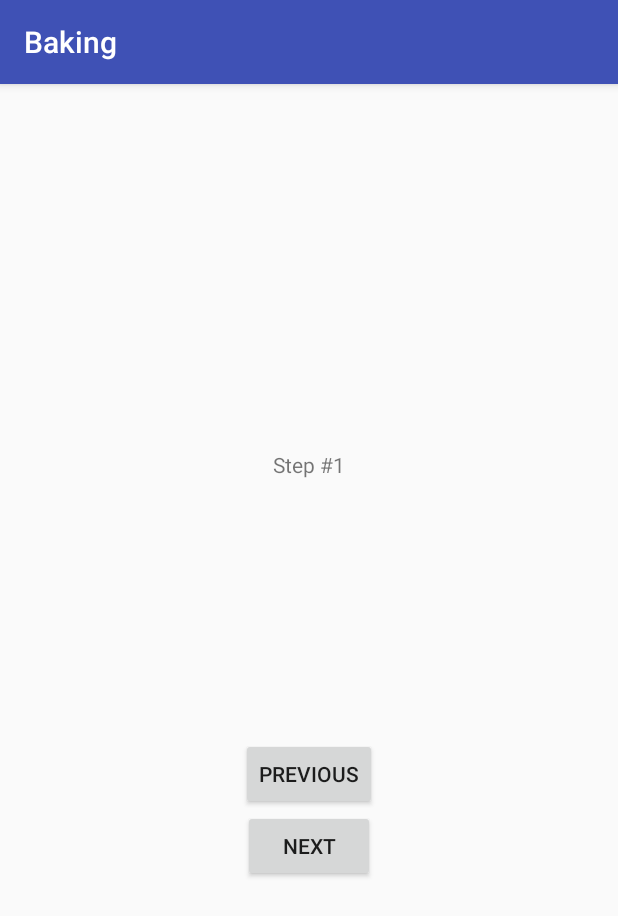
After one commit to judegpinto/Baking, an Android app: the StepActivity screen opened directly, with no data from a screen before it, on a phone screen of 412 x 824 dp. The commit adds this screen. Shown: the top 916 px of the screen. Run offline under Robolectric (Android 15) with nearby library versions, the phone set to English and light mode, and no system bars; 5 statements that could not run were skipped.

Commit message:
added step fragment and viewing steps with navigation between individual steps

```diff
--- a/app/src/main/AndroidManifest.xml
+++ b/app/src/main/AndroidManifest.xml
@@ -19,6 +19,7 @@
             </intent-filter>
         </activity>
         <activity android:name=".RecipeDetailActivity"></activity>
+        <activity android:name=".StepActivity"></activity>
     </application>
 
 </manifest>
--- /dev/null
+++ b/app/src/main/java/com/example/jp0517/baking/StepActivity.java
@@ -0,0 +1,83 @@
+package com.example.jp0517.baking;
+
+import android.content.Intent;
+import android.os.Bundle;
+import android.os.PersistableBundle;
+import android.support.annotation.Nullable;
+import android.support.v4.app.FragmentManager;
+import android.support.v7.app.AppCompatActivity;
+import android.view.View;
+import android.widget.Button;
+
+import com.example.jp0517.baking.recipe.Recipe;
+import com.example.jp0517.baking.recipe.Step;
+import com.example.jp0517.baking.view.StepFragment;
+
+import java.util.ArrayList;
+
+/**
+ * Created by jp0517 on 1/21/18.
+ */
+
+public class StepActivity extends AppCompatActivity {
+
+    private ArrayList<Step> mSteps;
+    private int currentStep;
+    private Button previousButton;
+    private Button nextButton;
+    private FragmentManager mFragmentManager;
+    Intent mIntent;
+
+    @Override
+    protected void onCreate(@Nullable Bundle savedInstanceState) {
+        super.onCreate(savedInstanceState);
+        setContentView(R.layout.activity_step);
+
+        mIntent = getIntent();
+        mSteps = mIntent.getParcelableArrayListExtra(Recipe.STEPS);
+        currentStep = mIntent.getIntExtra(Step.ID, 0);
+
+        StepFragment stepFragment = new StepFragment();
+        stepFragment.setArguments(getIntent().getExtras());
+
+        mFragmentManager= getSupportFragmentManager();
+
+        mFragmentManager.beginTransaction()
+                .add(R.id.step_container,stepFragment)
+                .commit();
+
+        previousButton = (Button) findViewById(R.id.previous);
+        previousButton.setOnClickListener(new View.OnClickListener() {
+            @Override
+            public void onClick(View v) {
+                if(currentStep > 0) {
+                    currentStep -= 1;
+
+                    StepFragment stepFragment = new StepFragment();
+                    mIntent.putExtra(Step.ID,currentStep);
+                    stepFragment.setArguments(mIntent.getExtras());
+                    mFragmentManager.beginTransaction()
+                            .replace(R.id.step_container,stepFragment)
+                            .commit();
+                }
+            }
+        });
+        nextButton = (Button) findViewById(R.id.next);
+        nextButton.setOnClickListener(new View.OnClickListener() {
+            @Override
+            public void onClick(View v) {
+                if(currentStep < (mSteps.size() - 1)) {
+                    currentStep += 1;
+
+                    StepFragment stepFragment = new StepFragment();
+                    mIntent.putExtra(Step.ID,currentStep);
+                    stepFragment.setArguments(mIntent.getExtras());
+                    mFragmentManager.beginTransaction()
+                            .replace(R.id.step_container,stepFragment)
+                            .commit();
+                }
+            }
+        });
+    }
+
+}
--- a/app/src/main/java/com/example/jp0517/baking/view/StepAdapter.java
+++ b/app/src/main/java/com/example/jp0517/baking/view/StepAdapter.java
@@ -1,6 +1,7 @@
 package com.example.jp0517.baking.view;
 
 import android.content.Context;
+import android.content.Intent;
 import android.support.v7.widget.CardView;
 import android.support.v7.widget.RecyclerView;
 import android.view.LayoutInflater;
@@ -10,6 +11,9 @@ import android.widget.TextView;
 import android.widget.Toast;
 
 import com.example.jp0517.baking.R;
+import com.example.jp0517.baking.StepActivity;
+import com.example.jp0517.baking.recipe.Ingredient;
+import com.example.jp0517.baking.recipe.Recipe;
 import com.example.jp0517.baking.recipe.Step;
 
 import org.w3c.dom.Text;
@@ -74,6 +78,10 @@ public class StepAdapter extends RecyclerView.Adapter<StepAdapter.StepViewHolder
     }
 
     private void showStep(int pos) {
-        Toast.makeText(mContext, "Showing step: " + pos, Toast.LENGTH_LONG).show();
+        //Toast.makeText(mContext, "Showing step: " + pos, Toast.LENGTH_LONG).show();
+        Intent intent = new Intent(mContext, StepActivity.class);
+        intent.putExtra(Recipe.STEPS, mSteps);
+        intent.putExtra(Step.ID, pos);
+        mContext.startActivity(intent);
     }
 }
--- /dev/null
+++ b/app/src/main/java/com/example/jp0517/baking/view/StepFragment.java
@@ -0,0 +1,71 @@
+package com.example.jp0517.baking.view;
+
+import android.os.Bundle;
+import android.support.annotation.Nullable;
+import android.support.v4.app.Fragment;
+import android.view.LayoutInflater;
+import android.view.View;
+import android.view.ViewGroup;
+import android.widget.TextView;
+
+import com.example.jp0517.baking.R;
+import com.example.jp0517.baking.recipe.Recipe;
+import com.example.jp0517.baking.recipe.Step;
+
+import java.util.ArrayList;
+
+
+/**
+ * Created by jp0517 on 1/21/18.
+ */
+
+public class StepFragment extends Fragment {
+
+    private TextView mNumber;
+    private TextView mShortDescription;
+    private TextView mLongDescription;
+
+    public StepFragment() {
+    }
+
+    @Override
+    public void onCreate(@Nullable Bundle savedInstanceState) {
+        super.onCreate(savedInstanceState);
+    }
+
+    @Nullable
+    @Override
+    public View onCreateView(LayoutInflater inflater, @Nullable ViewGroup container, @Nullable Bundle savedInstanceState) {
+
+        View rootView = inflater.inflate(R.layout.fragment_step,container,false);
+
+        mNumber = (TextView) rootView.findViewById(R.id.number);
+        mShortDescription = (TextView) rootView.findViewById(R.id.short_description);
+        mLongDescription = (TextView) rootView.findViewById(R.id.long_description);
+
+        loadStepData();
+
+        return rootView;
+    }
+
+    private void loadStepData() {
+        int current = getArguments().getInt(Step.ID);
+        setNumberText(current);
+        ArrayList<Step> steps = getArguments().getParcelableArrayList(Recipe.STEPS);
+        Step currentStep = steps.get(current);
+        setShortDescription(currentStep.getShortDescription());
+        setLongDescription(currentStep.getLongDescription());
+    }
+
+    public void setNumberText(int number) {
+        mNumber.setText("Step #" + (number+1));
+    }
+
+    public void setShortDescription(String sd) {
+        mShortDescription.setText(sd);
+    }
+
+    public void setLongDescription(String ld) {
+        mLongDescription.setText(ld);
+    }
+}
--- a/app/src/main/res/layout/activity_recipe_view.xml
+++ b/app/src/main/res/layout/activity_recipe_view.xml
@@ -52,7 +52,7 @@
         app:layout_constraintRight_toRightOf="@+id/name" />
 
     <android.support.v7.widget.RecyclerView
-        android:layout_width="wrap_content"
+        android:layout_width="match_parent"
         android:layout_height="300dp"
         android:id="@+id/rv_steps"
         android:orientation="vertical"
--- /dev/null
+++ b/app/src/main/res/layout/activity_step.xml
@@ -0,0 +1,23 @@
+<?xml version="1.0" encoding="utf-8"?>
+<LinearLayout xmlns:android="http://schemas.android.com/apk/res/android"
+    android:orientation="vertical" android:layout_width="match_parent"
+    android:layout_height="match_parent"
+    android:gravity="center">
+
+    <FrameLayout
+        android:layout_width="wrap_content"
+        android:layout_height="200dp"
+        android:id="@+id/step_container"/>
+
+    <Button
+        android:layout_width="wrap_content"
+        android:layout_height="wrap_content"
+        android:text="Previous"
+        android:id="@+id/previous"/>
+
+    <Button
+        android:layout_width="wrap_content"
+        android:layout_height="wrap_content"
+        android:text="Next"
+        android:id="@+id/next"/>
+</LinearLayout>
--- /dev/null
+++ b/app/src/main/res/layout/fragment_step.xml
@@ -0,0 +1,43 @@
+<?xml version="1.0" encoding="utf-8"?>
+<android.support.constraint.ConstraintLayout xmlns:android="http://schemas.android.com/apk/res/android"
+    xmlns:app="http://schemas.android.com/apk/res-auto"
+    xmlns:tools="http://schemas.android.com/tools"
+    android:orientation="vertical" android:layout_width="match_parent"
+    android:layout_height="match_parent">
+
+    <TextView
+        android:layout_width="wrap_content"
+        android:layout_height="wrap_content"
+        android:id="@+id/number"
+        tools:text="#1"
+        app:layout_constraintTop_toTopOf="parent"
+        android:layout_marginTop="8dp"
+        android:layout_marginLeft="8dp"
+        app:layout_constraintLeft_toLeftOf="parent"
+        android:layout_marginRight="8dp"
+        app:layout_constraintRight_toRightOf="parent" />
+
+    <TextView
+        android:layout_width="wrap_content"
+        android:layout_height="wrap_content"
+        android:id="@+id/short_description"
+        tools:text="Butter the Eggs"
+        android:layout_marginTop="8dp"
+        app:layout_constraintTop_toBottomOf="@+id/number"
+        android:layout_marginLeft="8dp"
+        app:layout_constraintLeft_toLeftOf="@+id/number"
+        android:layout_marginRight="0dp"
+        app:layout_constraintRight_toRightOf="@+id/number" />
+
+    <TextView
+        android:layout_width="wrap_content"
+        android:layout_height="wrap_content"
+        android:gravity="center"
+        android:id="@+id/long_description"
+        tools:text="Beat the eggs up real good then mix in a hammock of butter"
+        android:layout_marginTop="21dp"
+        app:layout_constraintTop_toBottomOf="@+id/short_description"
+        app:layout_constraintLeft_toLeftOf="@+id/number"
+        app:layout_constraintRight_toRightOf="@+id/number"/>
+
+</android.support.constraint.ConstraintLayout>
```
